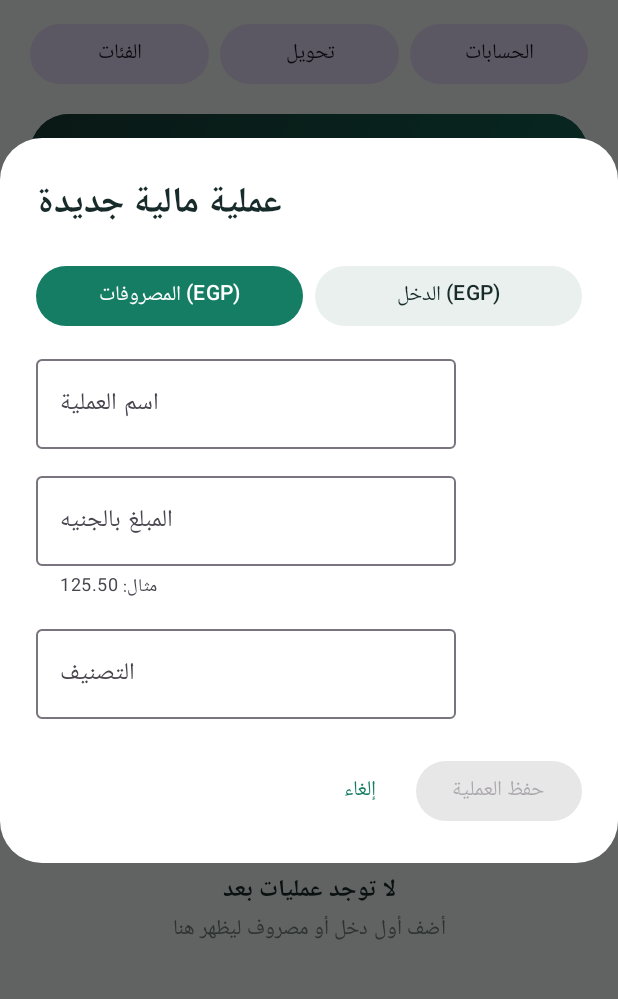
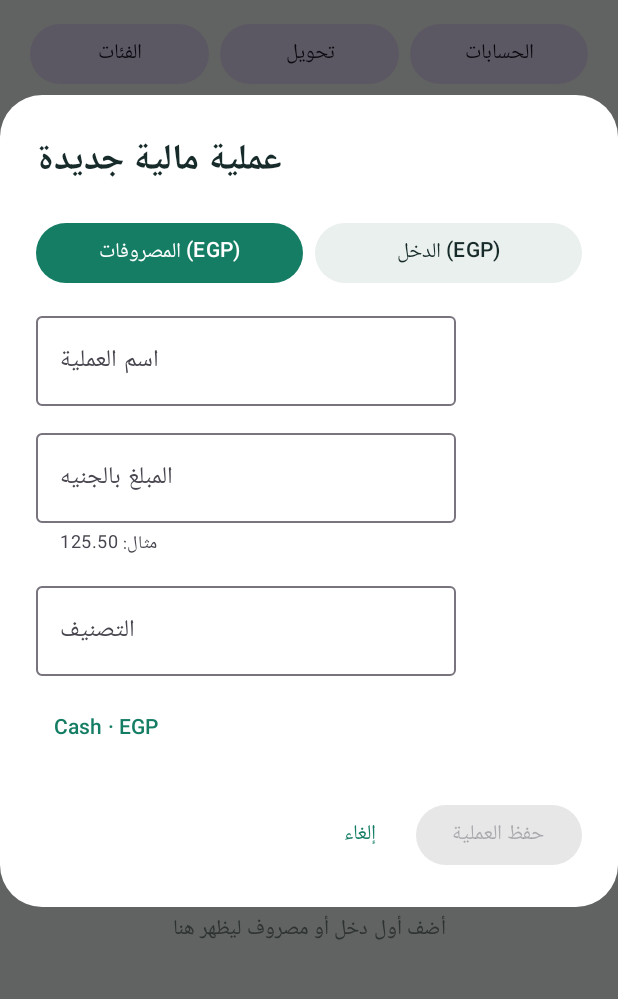
Before and after one commit to c83491307-gif/ROFOFAQ, an Android app built with Jetpack Compose: the screen it shows after launch (MainActivity), after a tap on "＋ إضافة عملية", on a phone screen of 412 x 824 dp, the part 117-1116 px from its top. Run offline under Robolectric (Android 15) with nearby library versions, the phone set to English and light mode, and no system bars; our stand-ins replace Room's generated code.

Commit message:
feat(ui): choose account when recording income and expenses

```diff
--- a/app/src/main/java/com/creazzy/rofof/feature/dashboard/DashboardScreen.kt
+++ b/app/src/main/java/com/creazzy/rofof/feature/dashboard/DashboardScreen.kt
@@ -78,7 +78,9 @@ fun DashboardScreen(expenseViewModel: ExpenseViewModel = viewModel()) {
         .fold(0L) { total, item -> Math.addExact(total, item.amountMinor) }
     val expenses = egpTransactions.asSequence().filter { it.transactionType == "EXPENSE" }
         .fold(0L) { total, item -> Math.addExact(total, item.amountMinor) }
-    val net = Math.subtractExact(income, expenses)
+    val net = accounts.asSequence()
+        .filter { it.currencyCode == "EGP" && it.currencyExponent == 2 }
+        .fold(0L) { total, account -> Math.addExact(total, account.balanceMinor) }
     val categoryNames = categories.associate { it.id to it.name }
 
     androidx.compose.runtime.CompositionLocalProvider(LocalLayoutDirection provides direction) {
@@ -219,8 +221,9 @@ fun DashboardScreen(expenseViewModel: ExpenseViewModel = viewModel()) {
         AddTransactionDialog(
             words = words,
             onDismiss = { showAdd = false },
-            onSave = { title, amount, category, type ->
-                expenseViewModel.addTransaction(title, amount, category, type)
+            accounts = accounts,
+            onSave = { title, amount, category, type, accountId ->
+                expenseViewModel.addTransaction(title, amount, category, type, accountId)
                 showAdd = false
             }
         )
@@ -309,13 +312,16 @@ private fun TransactionRow(
 @Composable
 private fun AddTransactionDialog(
     words: Words,
+    accounts: List<com.creazzy.rofof.data.local.AccountBalance>,
     onDismiss: () -> Unit,
-    onSave: (String, String, String, String) -> Unit
+    onSave: (String, String, String, String, String) -> Unit
 ) {
     var title by remember { mutableStateOf("") }
     var amount by remember { mutableStateOf("") }
     var category by remember { mutableStateOf("") }
     var type by remember { mutableStateOf("EXPENSE") }
+    var accountId by remember(accounts) { mutableStateOf(accounts.firstOrNull()?.id.orEmpty()) }
+    var accountMenu by remember { mutableStateOf(false) }
     AlertDialog(
         onDismissRequest = onDismiss,
         title = { Text(words.newTransaction, color = Ink, fontWeight = FontWeight.Bold) },
@@ -342,12 +348,24 @@ private fun AddTransactionDialog(
                 OutlinedTextField(value = title, onValueChange = { title = it }, label = { Text(words.transactionName) }, singleLine = true)
                 OutlinedTextField(value = amount, onValueChange = { amount = it }, label = { Text(words.amount) }, supportingText = { Text(words.amountHint) }, singleLine = true)
                 OutlinedTextField(value = category, onValueChange = { category = it }, label = { Text(words.category) }, singleLine = true)
+                TextButton(onClick = { accountMenu = true }) {
+                    val selected = accounts.firstOrNull { it.id == accountId }
+                    Text(if (selected == null) words.chooseAccount else selected.name + " · " + selected.currencyCode)
+                }
+                androidx.compose.material3.DropdownMenu(expanded = accountMenu, onDismissRequest = { accountMenu = false }) {
+                    accounts.forEach { account ->
+                        androidx.compose.material3.DropdownMenuItem(
+                            text = { Text(account.name + " · " + account.currencyCode) },
+                            onClick = { accountId = account.id; accountMenu = false }
+                        )
+                    }
+                }
             }
         },
         confirmButton = {
             Button(
-                onClick = { onSave(title, amount, category, type) },
-                enabled = title.isNotBlank() && amount.isNotBlank(),
+                onClick = { onSave(title, amount, category, type, accountId) },
+                enabled = title.isNotBlank() && amount.isNotBlank() && accountId.isNotBlank(),
                 colors = ButtonDefaults.buttonColors(containerColor = Green)
             ) { Text(words.save) }
         },
@@ -391,7 +409,8 @@ private data class Words(
     val cancel: String,
     val delete: String,
     val confirmDelete: String,
-    val confirmDeleteBody: String
+    val confirmDeleteBody: String,
+    val chooseAccount: String
 )
 
 private val Arabic = Words(
@@ -400,7 +419,7 @@ private val Arabic = Words(
     "أضف أول دخل أو مصروف ليظهر هنا", "عملية مالية جديدة", "اسم العملية",
     "المبلغ بالجنيه", "مثال: 125.50", "التصنيف", "عام", "حفظ العملية",
     "إلغاء", "حذف", "تأكيد الحذف",
-    "سيتم حذف هذه العملية نهائيًا من سجل الجهاز."
+    "سيتم حذف هذه العملية نهائيًا من سجل الجهاز.", "اختر الحساب"
 )
 private val English = Words(
     "Good evening", "Net balance (EGP)", "Income (EGP)", "Expenses (EGP)", "Recent transactions",
@@ -408,5 +427,5 @@ private val English = Words(
     "Add your first income or expense", "New transaction", "Transaction name",
     "Amount in EGP", "Example: 125.50", "Category", "General", "Save transaction",
     "Cancel", "Delete", "Confirm deletion",
-    "This transaction will be permanently deleted from this device."
+    "This transaction will be permanently deleted from this device.", "Choose account"
 )
```
